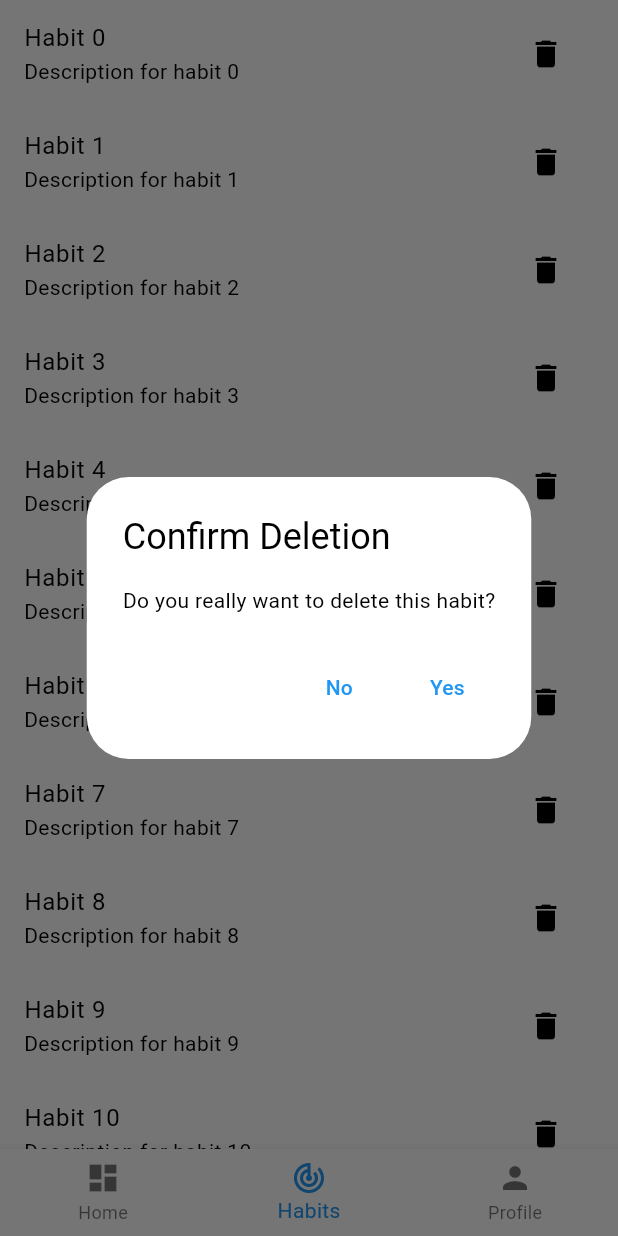
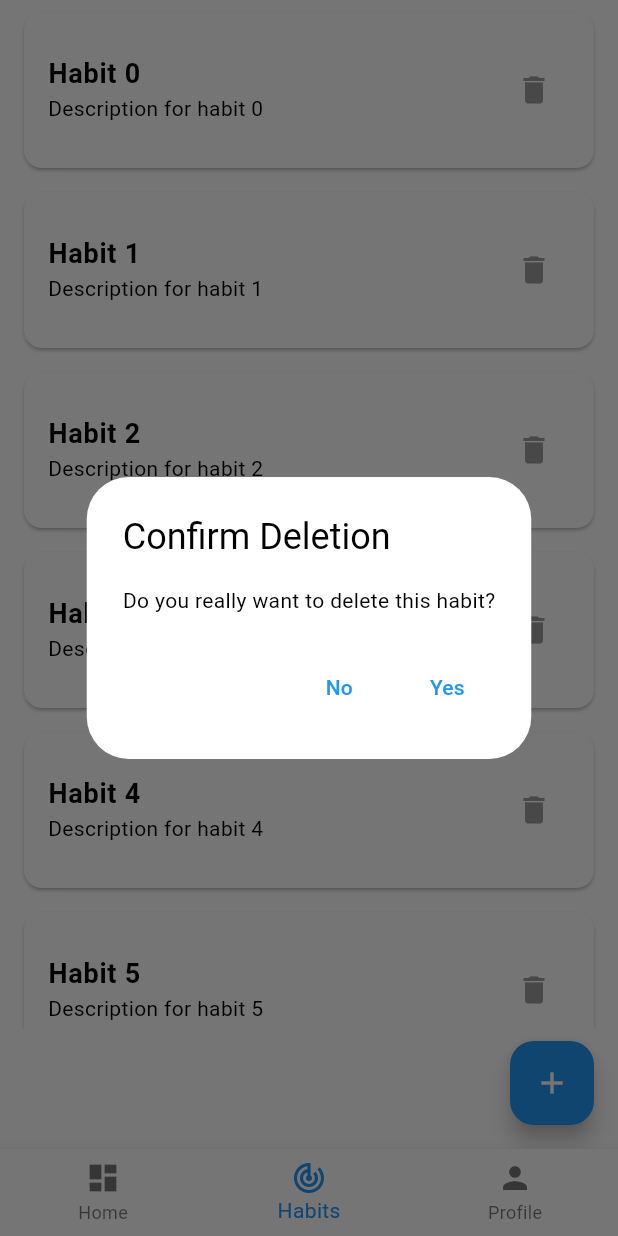
Before and after one commit to sk4ndal-commits/habitlyy, a Flutter app: the screen it shows after launch, item 2 of the bottom bar chosen, after a tap on the "delete" icon, on a phone screen of 412 x 824 dp. Run offline on Flutter 3.47's test engine with Material 3 defaults, Android fonts, the light colour scheme and no system bars; our stand-ins replace get_it.

Commit message:
Refactor UI components, implement "Add Habit" button and notifications

```diff
--- /dev/null
+++ b/lib/habits/views/habit_view.dart
@@ -0,0 +1,63 @@
+import 'package:flutter/material.dart';
+import 'package:habitlyy/habits/viewmodels/habit_viewmodel.dart';
+
+class HabitView extends StatelessWidget {
+  final HabitViewModel habit;
+  final VoidCallback onDelete;
+
+  const HabitView({
+    Key? key,
+    required this.habit,
+    required this.onDelete,
+  }) : super(key: key);
+
+  @override
+  Widget build(BuildContext context) {
+    return Card(
+      margin: EdgeInsets.symmetric(vertical: 8.0, horizontal: 16.0),
+      child: ListTile(
+        contentPadding: EdgeInsets.all(16.0),
+        title: Text(
+          habit.title,
+          style: TextStyle(fontWeight: FontWeight.bold, fontSize: 18.0),
+        ),
+        subtitle: Text(habit.description),
+        trailing: IconButton(
+          icon: Icon(Icons.delete, color: Colors.grey),
+          onPressed: () {
+            showDialog(
+              context: context,
+              builder: (BuildContext context) {
+                return AlertDialog(
+                  title: Text('Confirm Deletion'),
+                  content: Text('Do you really want to delete this habit?'),
+                  actions: <Widget>[
+                    TextButton(
+                      child: Text('No'),
+                      onPressed: () {
+                        Navigator.of(context).pop();
+                      },
+                    ),
+                    TextButton(
+                      child: Text('Yes'),
+                      onPressed: () {
+                        onDelete();
+                        Navigator.of(context).pop();
+                        ScaffoldMessenger.of(context).showSnackBar(
+                          SnackBar(
+                            content: Text('${habit.title} deleted'),
+                            duration: Duration(seconds: 1),
+                          ),
+                        );
+                      },
+                    ),
+                  ],
+                );
+              },
+            );
+          },
+        ),
+      ),
+    );
+  }
+}
--- a/lib/habits/views/habits_list_view.dart
+++ b/lib/habits/views/habits_list_view.dart
@@ -1,6 +1,8 @@
 import 'package:flutter/material.dart';
 import 'package:habitlyy/habits/services/habits_service.dart';
+import 'package:habitlyy/habits/viewmodels/habit_viewmodel.dart';
 import 'package:habitlyy/service_locator.dart';
+import 'habit_view.dart';
 
 class HabitsView extends StatefulWidget {
   const HabitsView({super.key});
@@ -12,44 +14,56 @@ class HabitsView extends StatefulWidget {
 class _HabitsViewState extends State<HabitsView> {
   final habitsService = getIt<IHabitsService>();
 
-  @override
-  Widget build(BuildContext context) {
-    return Scaffold(
-      body: ListView.builder(
-        itemCount: habitsService
-            .getHabits()
-            .length,
-        itemBuilder: (context, index) {
-          final habit = habitsService.getHabits()[index];
-          return ListTile(
-            title: Text(habit.title),
-            subtitle: Text(habit.description),
-            trailing: IconButton(
-              icon: Icon(Icons.delete),
-              onPressed: () {
+  void _addHabit() {
+    final titleController = TextEditingController();
+    final descriptionController = TextEditingController();
+
+    _showAddHabitDialog(titleController, descriptionController);
+  }
+
+  void _showAddHabitDialog(TextEditingController titleController,
+      TextEditingController descriptionController) {
     showDialog(
       context: context,
       builder: (BuildContext context) {
         return AlertDialog(
-                      title: Text('Confirm Deletion'),
-                      content: Text('Do you really want to delete this habit?'),
+          title: Text('Add Habit'),
+          content: Column(
+            mainAxisSize: MainAxisSize.min,
+            children: <Widget>[
+              TextField(
+                controller: titleController,
+                decoration: InputDecoration(labelText: 'Title'),
+              ),
+              TextField(
+                controller: descriptionController,
+                decoration: InputDecoration(labelText: 'Description'),
+              ),
+            ],
+          ),
           actions: <Widget>[
             TextButton(
-                          child: Text('No'),
+              child: Text('Cancel'),
               onPressed: () {
                 Navigator.of(context).pop();
               },
             ),
             TextButton(
-                          child: Text('Yes'),
+              child: Text('Add'),
               onPressed: () {
+                final newHabit = HabitViewModel(
+                  id: DateTime.now().millisecondsSinceEpoch,
+                  title: titleController.text,
+                  description: descriptionController.text,
+                  startDate: DateTime.now(),
+                );
                 setState(() {
-                              habitsService.removeHabit(habit.id);
+                  habitsService.addHabit(newHabit);
                 });
                 Navigator.of(context).pop();
                 ScaffoldMessenger.of(context).showSnackBar(
                   SnackBar(
-                                content: Text('Habit deleted'),
+                    content: Text('${newHabit.title} added'),
                     duration: Duration(seconds: 1),
                   ),
                 );
@@ -59,10 +73,32 @@ class _HabitsViewState extends State<HabitsView> {
         );
       },
     );
+  }
+
+  @override
+  Widget build(BuildContext context) {
+    return Scaffold(
+      body: Padding(
+        padding: const EdgeInsets.only(bottom: 80.0),
+        // Add padding to the bottom
+        child: ListView.builder(
+          itemCount: habitsService.getHabits().length,
+          itemBuilder: (context, index) {
+            final habit = habitsService.getHabits()[index];
+            return HabitView(
+              habit: habit,
+              onDelete: () {
+                setState(() {
+                  habitsService.removeHabit(habit.id);
+                });
+              },
+            );
           },
         ),
-          );
-        },
+      ),
+      floatingActionButton: FloatingActionButton(
+        onPressed: _addHabit,
+        child: Icon(Icons.add),
       ),
     );
   }
```
Lines whose indentation alone changed are shown as unchanged.
